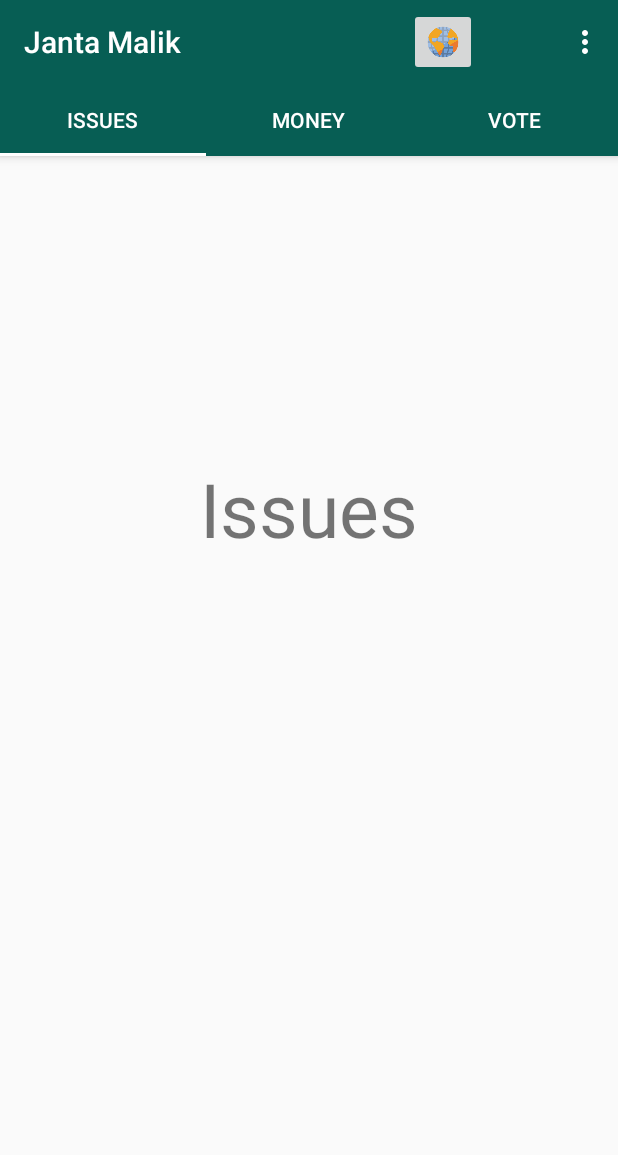
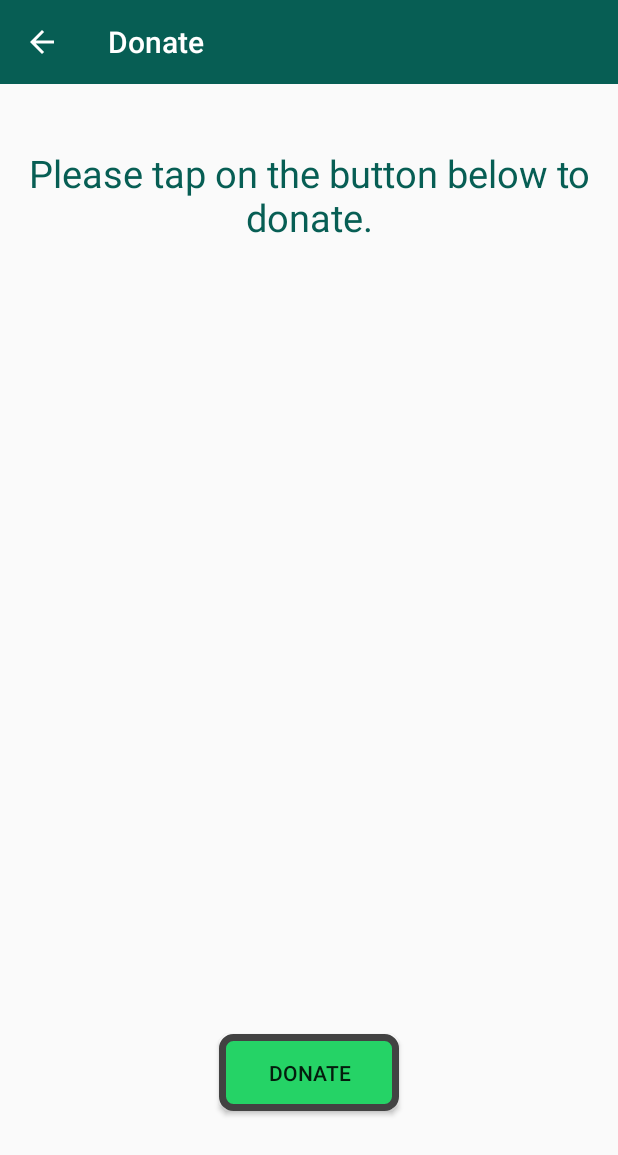
Before and after one commit to SureshKumarShukla79/jantamalik, an Android app: the screen it shows after launch (MainActivity before the commit, donate after it), in the options menu, after a tap on "Donate", on a phone screen of 412 x 824 dp. Shown: the top 1155 px of the screen. Run offline under Robolectric (Android 15) with nearby library versions, the light colour scheme and no system bars.

Commit message:
Third Push on 04/01/19

```diff
--- a/app/build.gradle
+++ b/app/build.gradle
@@ -24,6 +24,7 @@ dependencies {
     implementation 'com.android.support:design:27.1.1'
     implementation 'com.android.support:cardview-v7:27.1.1'
     implementation 'com.android.support.constraint:constraint-layout:1.1.3'
+    implementation 'com.android.support:recyclerview-v7:27.1.1'
     testImplementation 'junit:junit:4.12'
     androidTestImplementation 'com.android.support.test:runner:1.0.2'
     androidTestImplementation 'com.android.support.test.espresso:espresso-core:3.0.2'
--- a/app/src/main/AndroidManifest.xml
+++ b/app/src/main/AndroidManifest.xml
@@ -9,13 +9,16 @@
         android:roundIcon="@mipmap/ic_launcher_round"
         android:supportsRtl="true"
         android:theme="@style/AppTheme">
-        <activity android:name=".MainActivity">
+        <activity android:name=".MainActivity"
+            android:screenOrientation="portrait">
             <intent-filter>
                 <action android:name="android.intent.action.MAIN" />
 
                 <category android:name="android.intent.category.LAUNCHER" />
             </intent-filter>
         </activity>
+        <activity android:name=".DonateActivityJava.donate"
+            android:parentActivityName=".MainActivity"></activity>
     </application>
 
 </manifest>
--- /dev/null
+++ b/app/src/main/java/filternetfoundation/com/jantamaalik/DonateActivityJava/donate.java
@@ -0,0 +1,31 @@
+package filternetfoundation.com.jantamaalik.DonateActivityJava;
+
+import android.content.Intent;
+import android.net.Uri;
+import android.os.Bundle;
+import android.support.annotation.Nullable;
+import android.support.v7.app.AppCompatActivity;
+import android.support.v7.widget.Toolbar;
+import android.view.View;
+
+import filternetfoundation.com.jantamaalik.R;
+
+public class donate extends AppCompatActivity {
+
+    Toolbar toolbar;
+
+    @Override
+    protected void onCreate(@Nullable Bundle savedInstanceState) {
+        super.onCreate(savedInstanceState);
+        setContentView(R.layout.donate_menuitem_layout);
+        toolbar = findViewById(R.id.donate_toolbar);
+        setSupportActionBar(toolbar);
+        getSupportActionBar().setDisplayHomeAsUpEnabled(true);
+    }
+
+    public void openDonationLink(View view){
+        Uri uri = Uri.parse("https://www.instamojo.com/@JantaMalik/");
+        Intent intent = new Intent(Intent.ACTION_VIEW, uri);
+        startActivity(intent);
+    }
+}
--- a/app/src/main/java/filternetfoundation/com/jantamaalik/IssuesJava/IssuesFragment.java
+++ b/app/src/main/java/filternetfoundation/com/jantamaalik/IssuesJava/IssuesFragment.java
@@ -2,6 +2,8 @@ package filternetfoundation.com.jantamaalik.IssuesJava;
 
 import android.os.Bundle;
 import android.support.annotation.Nullable;
+import android.support.v7.widget.LinearLayoutManager;
+import android.support.v7.widget.RecyclerView;
 import android.view.LayoutInflater;
 import android.view.View;
 import android.view.ViewGroup;
@@ -10,10 +12,24 @@ import filternetfoundation.com.jantamaalik.R;
 
 public class IssuesFragment extends android.support.v4.app.Fragment {
     View view;
+    private RecyclerView recyclerView;
+    private RecyclerView.LayoutManager layoutManager;
+    private RecyclerView.Adapter adapter;
     @Nullable
     @Override
     public View onCreateView(LayoutInflater inflater, @Nullable ViewGroup container, Bundle savedInstanceState) {
         view = inflater.inflate(R.layout.issues_fragment,container,false);
+        recyclerView = view.findViewById(R.id.Issues_recyclerview);
+
+        //use a linear layout manager
+        layoutManager = new LinearLayoutManager(view.getContext());
+        recyclerView.setLayoutManager(layoutManager);
+         recyclerView.setHasFixedSize(true);
+        //setting the adapter
+        String arr[] = {"one","two","three is also know as"};
+
+        adapter = new MyAdapter(arr);
+        recyclerView.setAdapter(adapter);
         return view;
     }
 }
--- /dev/null
+++ b/app/src/main/java/filternetfoundation/com/jantamaalik/IssuesJava/MyAdapter.java
@@ -0,0 +1,58 @@
+package filternetfoundation.com.jantamaalik.IssuesJava;
+
+import android.support.annotation.NonNull;
+import android.support.v7.widget.RecyclerView;
+import android.view.LayoutInflater;
+import android.view.View;
+import android.view.ViewGroup;
+import android.widget.LinearLayout;
+import android.widget.TextView;
+
+import java.util.ArrayList;
+import java.util.List;
+
+import filternetfoundation.com.jantamaalik.R;
+
+public class MyAdapter extends RecyclerView.Adapter<MyAdapter.IssuesViewHolder> {
+     private List<String> dataList = new ArrayList<>();
+
+    public static class IssuesViewHolder extends RecyclerView.ViewHolder {
+
+        public TextView mtextView;
+
+        public IssuesViewHolder(View itemView) {
+            super(itemView);
+            mtextView = itemView.findViewById(R.id.Issues_recyclerview_textView);
+        }
+    }
+    public MyAdapter(String[] dataArray){
+        for(int i=0;i<dataArray.length;i++){
+            dataList.add(dataArray[i]);
+        }
+
+    }
+    @NonNull
+    @Override
+    public MyAdapter.IssuesViewHolder onCreateViewHolder(@NonNull ViewGroup parent, int viewType) {
+
+        LinearLayout view = (LinearLayout) LayoutInflater.from(parent.getContext())
+                               .inflate(R.layout.issues_row_item_layout,parent,false);
+
+          IssuesViewHolder issuesViewHolder = new IssuesViewHolder(view);
+        return issuesViewHolder;
+    }
+
+    @Override
+    public void onBindViewHolder(@NonNull IssuesViewHolder holder, int position) {
+          holder.mtextView.setText(dataList.get(position));
+    }
+
+    @Override
+    public int getItemCount() {
+        return dataList.size();
+    }
+
+
+
+
+}
--- a/app/src/main/java/filternetfoundation/com/jantamaalik/MainActivity.java
+++ b/app/src/main/java/filternetfoundation/com/jantamaalik/MainActivity.java
@@ -1,7 +1,7 @@
 package filternetfoundation.com.jantamaalik;
 
-import android.support.annotation.NonNull;
-import android.support.v4.view.PagerAdapter;
+
+import android.content.Intent;
 import android.support.v4.view.ViewPager;
 import android.support.v7.app.AppCompatActivity;
 import android.os.Bundle;
@@ -12,6 +12,7 @@ import android.view.MenuItem;
 import android.support.design.widget.TabLayout;
 import android.view.View;
 import android.widget.Toast;
+import filternetfoundation.com.jantamaalik.DonateActivityJava.donate;
 
 
 public class MainActivity extends AppCompatActivity {
@@ -29,9 +30,9 @@ public class MainActivity extends AppCompatActivity {
         toolbar = findViewById(R.id.appbar);
         setSupportActionBar(toolbar);
 
-        tabLayout.addTab(tabLayout.newTab().setText("Issues"));
-        tabLayout.addTab(tabLayout.newTab().setText("Money"));
-        tabLayout.addTab(tabLayout.newTab().setText("Vote"));
+        tabLayout.addTab(tabLayout.newTab().setText(R.string.Issues).setIcon(R.drawable.question_mark));
+        tabLayout.addTab(tabLayout.newTab().setText(R.string.Money).setIcon(R.drawable.note_bundle));
+        tabLayout.addTab(tabLayout.newTab().setText(R.string.Vote).setIcon(R.drawable.vote_icon));
 
         final ViewPagerAdapter viewPagerAdapter = new ViewPagerAdapter(getSupportFragmentManager(),
                 tabLayout.getTabCount());
@@ -68,9 +69,12 @@ public class MainActivity extends AppCompatActivity {
         int id = item.getItemId();
         switch (id){
             case R.id.donate_menuItem:
-                Toast.makeText(getApplicationContext(),item.getTitle().toString(),Toast.LENGTH_SHORT).show();
+                Intent intent = new Intent(this, donate.class);
+                startActivity(intent);
+                break;
             case R.id.contact_menuItem:
                 Toast.makeText(getApplicationContext(),item.getTitle().toString(),Toast.LENGTH_SHORT).show();
+                break;
         }
         return super.onOptionsItemSelected(item);
     }
--- /dev/null
+++ b/app/src/main/res/drawable/button_styling.xml
@@ -0,0 +1,9 @@
+<?xml version="1.0" encoding="utf-8"?>
+<shape xmlns:android="http://schemas.android.com/apk/res/android"
+    android:shape="rectangle">
+    <gradient android:startColor="#25d366"
+        android:endColor="#25d366"
+        android:angle="270" />
+    <corners android:radius="7dp" />
+    <stroke android:width="7px" android:color="@color/cardview_dark_background" />
+</shape>
--- a/app/src/main/res/layout/activity_main.xml
+++ b/app/src/main/res/layout/activity_main.xml
@@ -53,9 +53,10 @@
             <android.support.v4.view.ViewPager
                 android:id="@+id/viewPager_main"
                 android:layout_width="0dp"
-                android:layout_height="470dp"
+                android:layout_height="656dp"
+                app:layout_constraintBottom_toBottomOf="parent"
                 app:layout_constraintEnd_toEndOf="parent"
-                app:layout_constraintHorizontal_bias="1.0"
+                app:layout_constraintHorizontal_bias="0.0"
                 app:layout_constraintStart_toStartOf="parent"
                 app:layout_constraintTop_toTopOf="parent">
 
--- /dev/null
+++ b/app/src/main/res/layout/donate_menuitem_layout.xml
@@ -0,0 +1,46 @@
+<?xml version="1.0" encoding="utf-8"?>
+<android.support.constraint.ConstraintLayout
+    xmlns:android="http://schemas.android.com/apk/res/android"
+    xmlns:app="http://schemas.android.com/apk/res-auto"
+    xmlns:tools="http://schemas.android.com/tools"
+    android:layout_width="match_parent"
+    android:layout_height="match_parent">
+
+    <android.support.v7.widget.Toolbar
+        android:id="@+id/donate_toolbar"
+        android:layout_width="match_parent"
+        android:layout_height="wrap_content"
+        android:background="@color/colorPrimary"
+        app:title="@string/menuItemDonate"
+        app:titleTextColor="@color/colorAccent"></android.support.v7.widget.Toolbar>
+
+    <TextView
+        android:id="@+id/textView3"
+        android:layout_width="wrap_content"
+        android:layout_height="wrap_content"
+        android:layout_marginTop="88dp"
+        android:text="@string/Donate_menuItem_description"
+        android:textColor="@color/colorPrimary"
+        android:textAlignment="center"
+        android:textSize="25sp"
+        android:padding="10dp"
+        app:layout_constraintEnd_toEndOf="parent"
+        app:layout_constraintHorizontal_bias="0.0"
+        app:layout_constraintStart_toStartOf="parent"
+        app:layout_constraintTop_toTopOf="parent" />
+
+    <Button
+        android:id="@+id/button"
+        android:layout_width="120dp"
+        android:layout_height="51dp"
+        android:layout_marginTop="8dp"
+        android:layout_marginBottom="8dp"
+        android:background="@drawable/button_styling"
+        android:onClick="openDonationLink"
+        android:text="@string/Button_donate_activity"
+        app:layout_constraintBottom_toBottomOf="parent"
+        app:layout_constraintEnd_toEndOf="parent"
+        app:layout_constraintStart_toStartOf="parent"
+        app:layout_constraintTop_toBottomOf="@+id/textView3"
+        app:layout_constraintVertical_bias="0.871" />
+</android.support.constraint.ConstraintLayout>
--- a/app/src/main/res/layout/issues_fragment.xml
+++ b/app/src/main/res/layout/issues_fragment.xml
@@ -6,18 +6,14 @@
     android:layout_width="match_parent"
     android:layout_height="match_parent">
 
-    <TextView
-        android:id="@+id/textView"
-        android:layout_width="wrap_content"
-        android:layout_height="wrap_content"
-        android:layout_marginStart="8dp"
-        android:layout_marginLeft="8dp"
-        android:layout_marginEnd="8dp"
-        android:layout_marginRight="8dp"
-        android:text="Issues"
-        android:textSize="50sp"
+
+    <android.support.v7.widget.RecyclerView
+        android:id="@+id/Issues_recyclerview"
+        android:layout_width="0dp"
+        android:layout_height="match_parent"
         app:layout_constraintBottom_toBottomOf="parent"
         app:layout_constraintEnd_toEndOf="parent"
+        app:layout_constraintHorizontal_bias="0.0"
         app:layout_constraintStart_toStartOf="parent"
-        app:layout_constraintTop_toTopOf="parent" />
+        app:layout_constraintTop_toTopOf="parent"/>
 </android.support.constraint.ConstraintLayout>
--- /dev/null
+++ b/app/src/main/res/layout/issues_row_item_layout.xml
@@ -0,0 +1,26 @@
+<?xml version="1.0" encoding="utf-8"?>
+<LinearLayout xmlns:android="http://schemas.android.com/apk/res/android"
+    xmlns:tools="http://schemas.android.com/tools"
+    android:layout_width="match_parent"
+    android:layout_height="wrap_content"
+    xmlns:app="http://schemas.android.com/apk/res-auto">
+
+
+    <android.support.v7.widget.CardView
+        android:id="@+id/layout_cardview"
+        android:layout_width="match_parent"
+        android:layout_height="wrap_content"
+        android:layout_margin="7dp"
+        app:cardCornerRadius="0dp"
+        app:cardElevation="10dp"
+        app:contentPadding="7dp">
+
+        <TextView
+            android:id="@+id/Issues_recyclerview_textView"
+            android:layout_width="340dp"
+            android:layout_height="wrap_content"
+            android:text="check"
+            android:textSize="32sp"/>
+
+    </android.support.v7.widget.CardView>
+</LinearLayout>
--- a/app/src/main/res/values/strings.xml
+++ b/app/src/main/res/values/strings.xml
@@ -3,7 +3,8 @@
     <string name="Issues">Issues</string>
     <string name="Money">Money</string>
     <string name="Vote">Vote</string>
+    <string name="Button_donate_activity">Donate</string>
     <string name="menuItemDonate">Donate</string>
     <string name="menuItemContactUs">Contact us</string>
-
+    <string name="Donate_menuItem_description">Please tap on the button below to donate.</string>
 </resources>
```
Also changed, not shown: app/src/main/res/drawable/note_bundle.png (added), app/src/main/res/drawable/question_mark.png (added), app/src/main/res/drawable/vote_icon.png (added).
